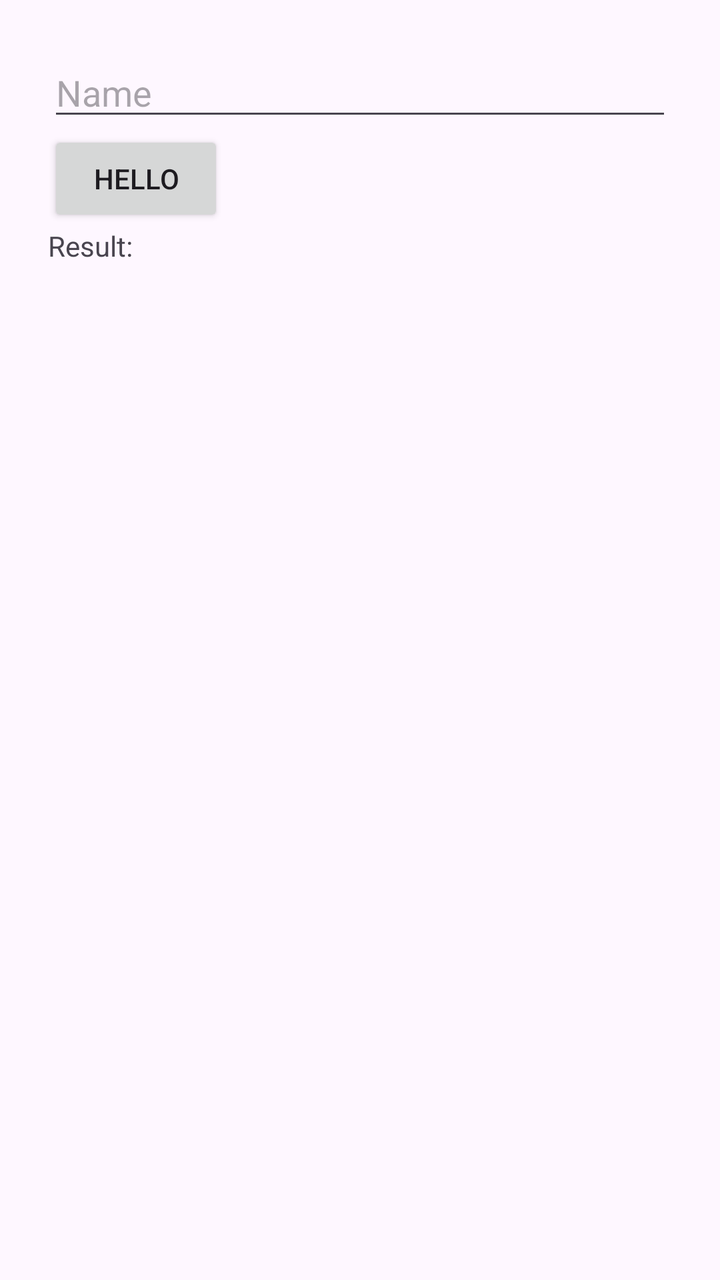
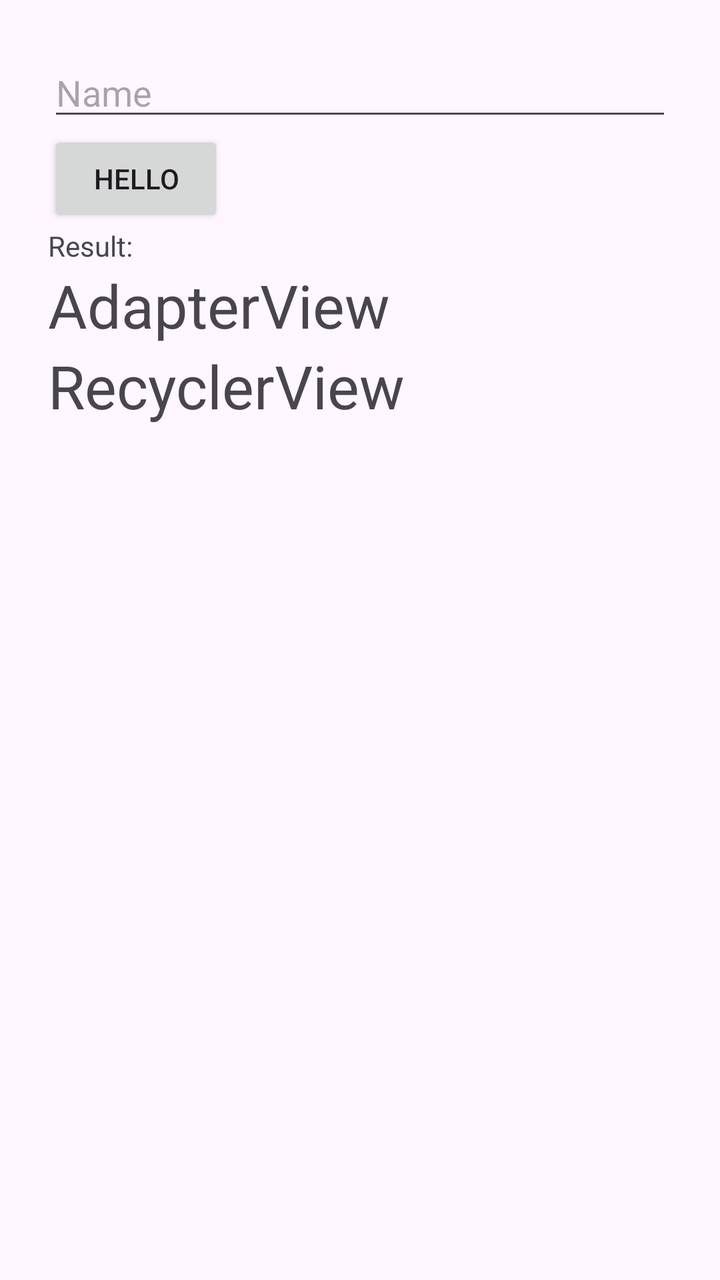

Two renders of the same Android screen: before a commit and after it. Below are the layout's source before the change and the commit's diff.
<!-- AndroidManifest.xml: application theme Theme.EspressoTraining -->
<!-- res/layout/activity_main.xml -->
<?xml version="1.0" encoding="utf-8"?>
<LinearLayout xmlns:android="http://schemas.android.com/apk/res/android"
    android:id="@+id/main"
    android:layout_width="match_parent"
    android:layout_height="match_parent"
    android:orientation="vertical"
    android:padding="24dp">

    <EditText
        android:id="@+id/editTextName"
        android:layout_width="match_parent"
        android:layout_height="wrap_content"
        android:hint="Name" />

    <Button
        android:id="@+id/buttonHello"
        android:layout_width="wrap_content"
        android:layout_height="wrap_content"
        android:text="Hello" />

    <TextView
        android:id="@+id/textResult"
        android:layout_width="wrap_content"
        android:layout_height="wrap_content"
        android:text="Result:" />

    <ListView
        android:id="@+id/catList"
        android:layout_width="match_parent"
        android:layout_height="wrap_content" />

</LinearLayout>
<!-- resources referenced by this layout -->
<resources>
  <style name="Theme.EspressoTraining" parent="Base.Theme.EspressoTraining" />
  <style name="Base.Theme.EspressoTraining" parent="Theme.Material3.DayNight.NoActionBar">
          
          
      </style>
</resources>

<!-- the commit's change to res/layout/activity_main.xml (unified diff, before → after) -->
@@ -24,9 +24,26 @@
         android:layout_height="wrap_content"
         android:text="Result:" />
 
+    <TextView
+        android:layout_width="wrap_content"
+        android:layout_height="wrap_content"
+        android:text="AdapterView"
+        android:textSize="30dp"/>
+
     <ListView
         android:id="@+id/catList"
         android:layout_width="match_parent"
         android:layout_height="wrap_content" />
 
+    <TextView
+        android:layout_width="wrap_content"
+        android:layout_height="wrap_content"
+        android:text="RecyclerView"
+        android:textSize="30dp"/>
+
+    <androidx.recyclerview.widget.RecyclerView
+        android:id="@+id/catRecyclerView"
+        android:layout_width="match_parent"
+        android:layout_height="300dp" />
+
 </LinearLayout>
